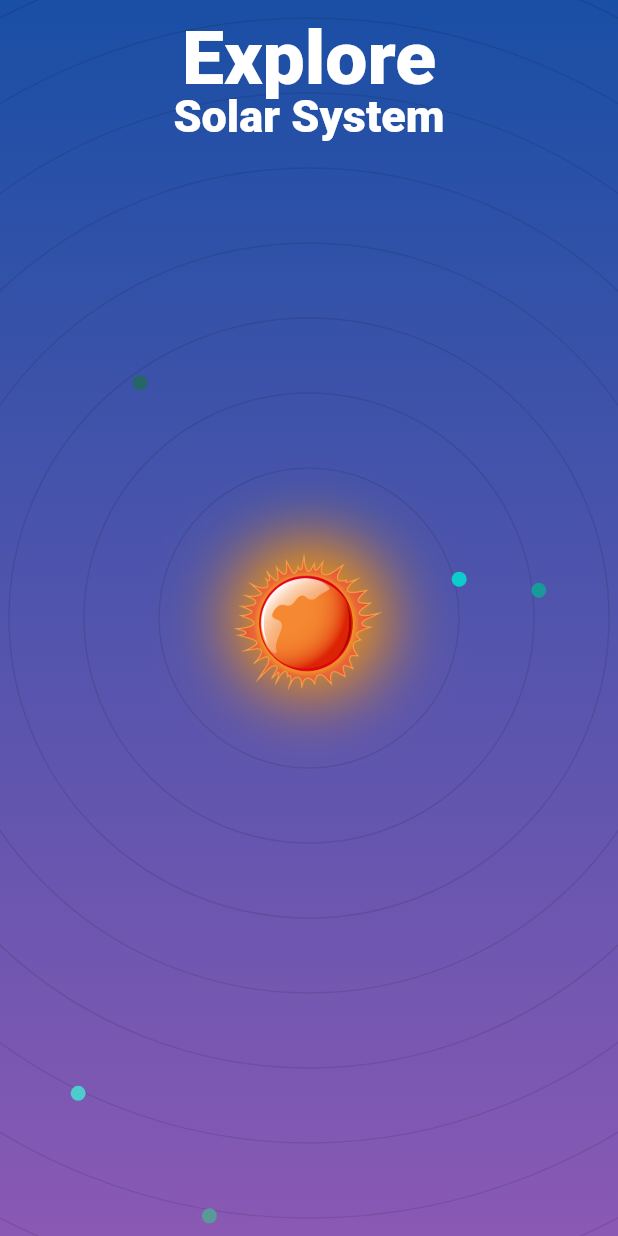
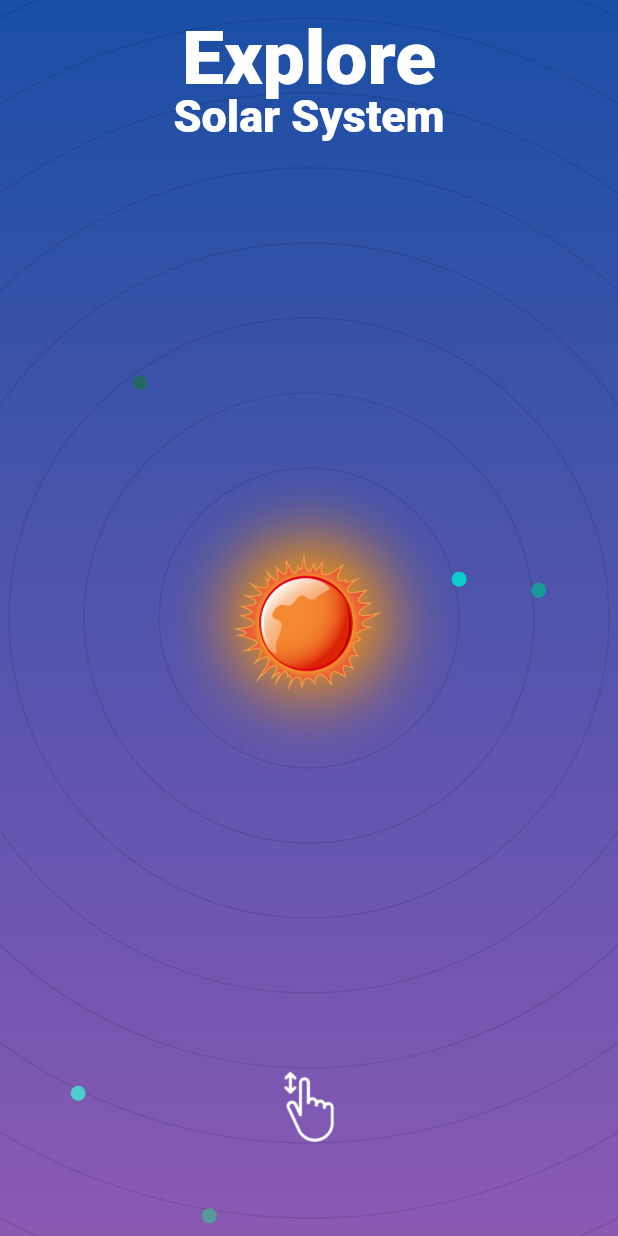
Before and after one commit to Auridel/flutter--explore_solar_app, a Flutter app: the screen it shows after launch, on a phone screen of 412 x 824 dp. Run offline on Flutter 3.47's test engine with Material 2 defaults, Android fonts, the phone set to English and light mode, and no system bars.

Commit message:
swipe hint, transitions

```diff
--- a/lib/screens/home_screen.dart
+++ b/lib/screens/home_screen.dart
@@ -1,7 +1,9 @@
 import 'dart:ui';
 
 import 'package:explore_solar_app/providers/planet_provider.dart';
+import 'package:explore_solar_app/screens/explore_screen.dart';
 import 'package:explore_solar_app/widgets/home_header.dart';
+import 'package:explore_solar_app/widgets/home_swipe_hint.dart';
 import 'package:explore_solar_app/widgets/planet_circle.dart';
 import 'package:explore_solar_app/widgets/rotating%20_planet.dart';
 import 'package:flutter/material.dart';
@@ -20,6 +22,7 @@ class HomeScreen extends StatefulWidget {
 class _HomeScreenState extends State<HomeScreen> with TickerProviderStateMixin {
   late final AnimationController _glowController;
   late final Animation<double> _glowAnimation;
+  double _baseVerticalDrag = 0.0;
 
   final List<int> dummyList = List.generate(8, (index) => index + 1);
 
@@ -53,6 +56,15 @@ class _HomeScreenState extends State<HomeScreen> with TickerProviderStateMixin {
         systemNavigationBarIconBrightness: Brightness.light,
       ),
       child: SafeArea(
+        child: GestureDetector(
+          onVerticalDragStart: (details) {
+            _baseVerticalDrag = details.globalPosition.dy;
+          },
+          onVerticalDragUpdate: (details) {
+            if ((_baseVerticalDrag - details.globalPosition.dy).abs() > 15) {
+              Navigator.of(context).pushNamed(ExploreScreen.routeName);
+            }
+          },
           child: Container(
             decoration: BoxDecoration(
                 gradient: LinearGradient(
@@ -70,7 +82,8 @@ class _HomeScreenState extends State<HomeScreen> with TickerProviderStateMixin {
               children: [
                 Center(
                   child: Container(
-                  decoration: BoxDecoration(shape: BoxShape.circle, boxShadow: [
+                    decoration:
+                        BoxDecoration(shape: BoxShape.circle, boxShadow: [
                       BoxShadow(
                         color: Colors.orange,
                         blurRadius: 40,
@@ -103,14 +116,21 @@ class _HomeScreenState extends State<HomeScreen> with TickerProviderStateMixin {
                     left: 0,
                     right: 0,
                     child: HomeHeader('Explore', 50.0, Duration(seconds: 1),
-                      Duration(seconds: 1))),
+                        Duration(seconds: 1), 'explore')),
                 Positioned(
                     top: 60,
                     left: 0,
                     right: 0,
-                  child: HomeHeader('Solar System', 30.0, Duration(seconds: 1),
-                      Duration(seconds: 2))),
+                    child: HomeHeader(
+                        'Solar System',
+                        30.0,
+                        Duration(seconds: 1),
+                        Duration(seconds: 2),
+                        'solar_system')),
+                Positioned(
+                    bottom: 50, left: 0, right: 0, child: HomeSwipeHint()),
               ],
+            ),
           ),
         ),
       ),
--- a/lib/widgets/home_header.dart
+++ b/lib/widgets/home_header.dart
@@ -5,8 +5,9 @@ class HomeHeader extends StatefulWidget {
   final double _fontSize;
   final Duration _duration;
   final Duration _animationDelay;
+  final String _heroTag;
 
-  HomeHeader(this._text, this._fontSize, this._duration, this._animationDelay);
+  HomeHeader(this._text, this._fontSize, this._duration, this._animationDelay, this._heroTag);
 
   @override
   _HomeHeaderState createState() => _HomeHeaderState();
@@ -43,6 +44,8 @@ class _HomeHeaderState extends State<HomeHeader>
       position: _offsetAnimation,
       child: FadeTransition(
         opacity: _animation,
+        child: Hero(
+          tag: widget._heroTag,
           child: Text(
             widget._text,
             style: TextStyle(
@@ -53,6 +56,7 @@ class _HomeHeaderState extends State<HomeHeader>
             textAlign: TextAlign.center,
           ),
         ),
+      ),
     );
   }
 }
--- /dev/null
+++ b/lib/widgets/home_swipe_hint.dart
@@ -0,0 +1,42 @@
+import 'package:flutter/material.dart';
+
+class HomeSwipeHint extends StatefulWidget {
+  const HomeSwipeHint({Key? key}) : super(key: key);
+
+  @override
+  _HomeSwipeHintState createState() => _HomeSwipeHintState();
+}
+
+class _HomeSwipeHintState extends State<HomeSwipeHint>
+    with TickerProviderStateMixin {
+  late final AnimationController _offsetController;
+  late final Animation<Offset> _offsetAnimation;
+  late final AnimationController _fadeController;
+  late final Animation<double> _fadeAnimation;
+
+  @override
+  void initState() {
+    _offsetController =
+        AnimationController(vsync: this, duration: Duration(milliseconds: 800))
+          ..repeat(reverse: true);
+    _fadeController =
+        AnimationController(vsync: this, duration: Duration(seconds: 3))
+          ..forward();
+    _offsetAnimation =
+        Tween<Offset>(begin: Offset(0.0, -15.0), end: Offset(0.0, 15.0))
+            .animate(_offsetController);
+    _fadeAnimation =
+        CurvedAnimation(parent: _fadeController, curve: Curves.easeInOut);
+    super.initState();
+  }
+
+  @override
+  Widget build(BuildContext context) {
+    return Transform.translate(
+      offset: _offsetAnimation.value,
+      child: FadeTransition(
+          opacity: _fadeAnimation,
+          child: Image.asset('assets/images/swipe.png', height: 60,)),
+    );
+  }
+}
```
Also changed, not shown: lib/widgets/explore_header.dart (+22 -7 lines), assets/images/swipe.png (added). Lines whose indentation alone changed are shown as unchanged.
